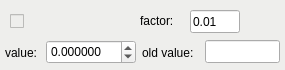
Before: the Qt Designer form ocelot_gui/app/ui_forms/widgets/tune_panel_bottom.ui in ocelot-collab/ocelot, drawn with Qt 5.
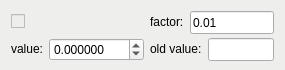
After: the same form once the commit is applied.

Commit message: added menubar into UI form

The edit to the form file:
```diff
--- a/ocelot_gui/app/ui_forms/widgets/tune_panel_bottom.ui
+++ b/ocelot_gui/app/ui_forms/widgets/tune_panel_bottom.ui
@@ -37,15 +37,9 @@
   <property name="styleSheet">
    <string notr="true">.QWidget {background-color: rgb(238, 238, 236);}</string>
   </property>
+  <layout class="QGridLayout" name="gridLayout">
+   <item row="0" column="0" colspan="2">
   <widget class="QCheckBox" name="check">
-   <property name="geometry">
-    <rect>
-     <x>10</x>
-     <y>11</y>
-     <width>121</width>
-     <height>21</height>
-    </rect>
-   </property>
    <property name="styleSheet">
     <string notr="true">background-color: rgb(238, 238, 236)</string>
    </property>
@@ -53,15 +47,9 @@
     <string/>
    </property>
   </widget>
+   </item>
+   <item row="0" column="2">
   <widget class="QLabel" name="label_f">
-   <property name="geometry">
-    <rect>
-     <x>140</x>
-     <y>13</y>
-     <width>45</width>
-     <height>16</height>
-    </rect>
-   </property>
    <property name="styleSheet">
     <string notr="true">background-color: rgb(238, 238, 236)</string>
    </property>
@@ -69,28 +57,22 @@
     <string>factor:</string>
    </property>
   </widget>
+   </item>
+   <item row="0" column="3" colspan="2">
   <widget class="QLineEdit" name="factor">
-   <property name="geometry">
-    <rect>
-     <x>190</x>
-     <y>10</y>
+     <property name="minimumSize">
+      <size>
      <width>50</width>
      <height>23</height>
-    </rect>
+      </size>
    </property>
    <property name="text">
     <string>0.01</string>
    </property>
   </widget>
+   </item>
+   <item row="1" column="0">
   <widget class="QLabel" name="label_c">
-   <property name="geometry">
-    <rect>
-     <x>5</x>
-     <y>45</y>
-     <width>45</width>
-     <height>15</height>
-    </rect>
-   </property>
    <property name="styleSheet">
     <string notr="true">background-color: rgb(238, 238, 236)</string>
    </property>
@@ -98,30 +80,29 @@
     <string>value:</string>
    </property>
   </widget>
-  <widget class="QLabel" name="label_o">
-   <property name="geometry">
-    <rect>
-     <x>142</x>
-     <y>45</y>
-     <width>65</width>
-     <height>15</height>
-    </rect>
-   </property>
-   <property name="styleSheet">
-    <string notr="true">background-color: rgb(238, 238, 236)</string>
-   </property>
-   <property name="text">
-    <string>old value:</string>
-   </property>
-  </widget>
+   </item>
+   <item row="1" column="1">
   <widget class="QDoubleSpinBox" name="curval">
-   <property name="geometry">
-    <rect>
-     <x>46</x>
-     <y>40</y>
-     <width>90</width>
-     <height>24</height>
-    </rect>
+     <property name="sizePolicy">
+      <sizepolicy hsizetype="Fixed" vsizetype="Fixed">
+       <horstretch>0</horstretch>
+       <verstretch>0</verstretch>
+      </sizepolicy>
+     </property>
+     <property name="minimumSize">
+      <size>
+       <width>0</width>
+       <height>23</height>
+      </size>
+     </property>
+     <property name="maximumSize">
+      <size>
+       <width>95</width>
+       <height>16777215</height>
+      </size>
+     </property>
+     <property name="locale">
+      <locale language="English" country="UnitedStates"/>
    </property>
    <property name="decimals">
     <number>6</number>
@@ -136,14 +117,24 @@
     <double>0.010000000000000</double>
    </property>
   </widget>
+   </item>
+   <item row="1" column="2" colspan="2">
+    <widget class="QLabel" name="label_o">
+     <property name="styleSheet">
+      <string notr="true">background-color: rgb(238, 238, 236)</string>
+     </property>
+     <property name="text">
+      <string>old value:</string>
+     </property>
+    </widget>
+   </item>
+   <item row="1" column="4">
   <widget class="QLineEdit" name="oldval">
-   <property name="geometry">
-    <rect>
-     <x>205</x>
-     <y>40</y>
-     <width>75</width>
+     <property name="minimumSize">
+      <size>
+       <width>0</width>
      <height>23</height>
-    </rect>
+      </size>
    </property>
    <property name="alignment">
     <set>Qt::AlignRight|Qt::AlignTrailing|Qt::AlignVCenter</set>
@@ -152,6 +143,8 @@
     <bool>true</bool>
    </property>
   </widget>
+   </item>
+  </layout>
  </widget>
  <resources/>
  <connections/>
```
Lines whose indentation alone changed are shown as unchanged. The commit also changes 6 other files.
